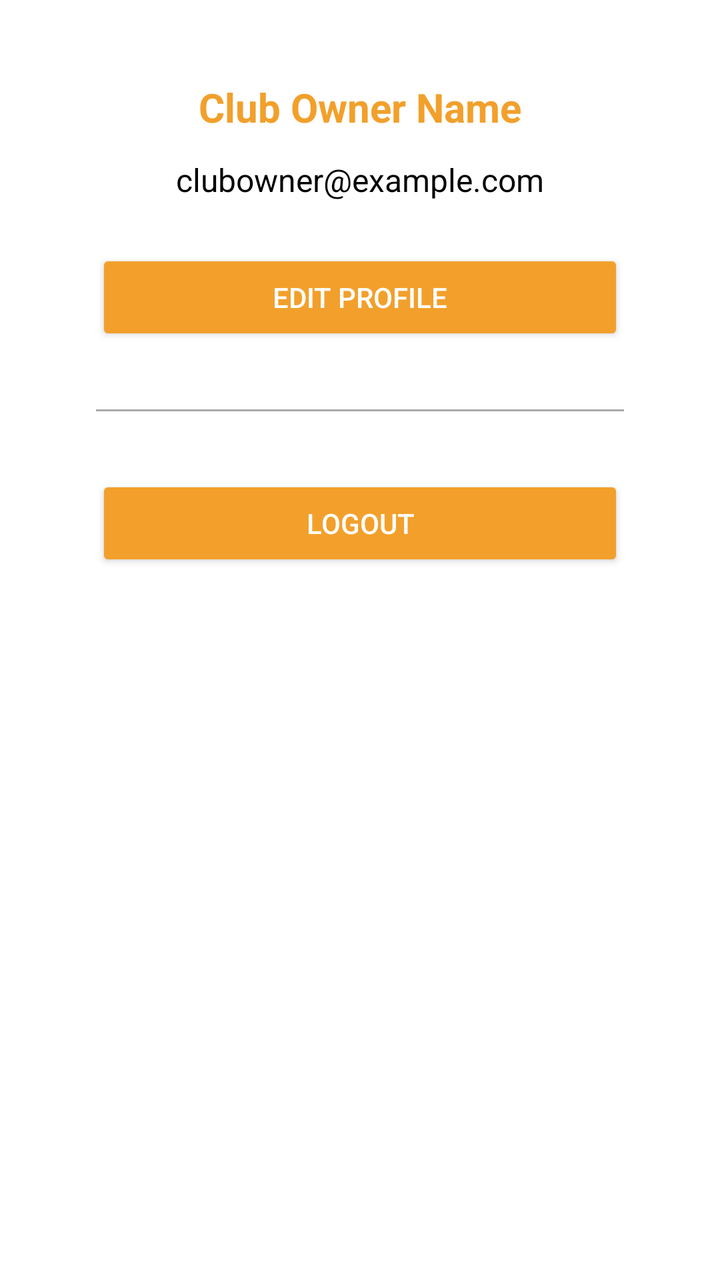
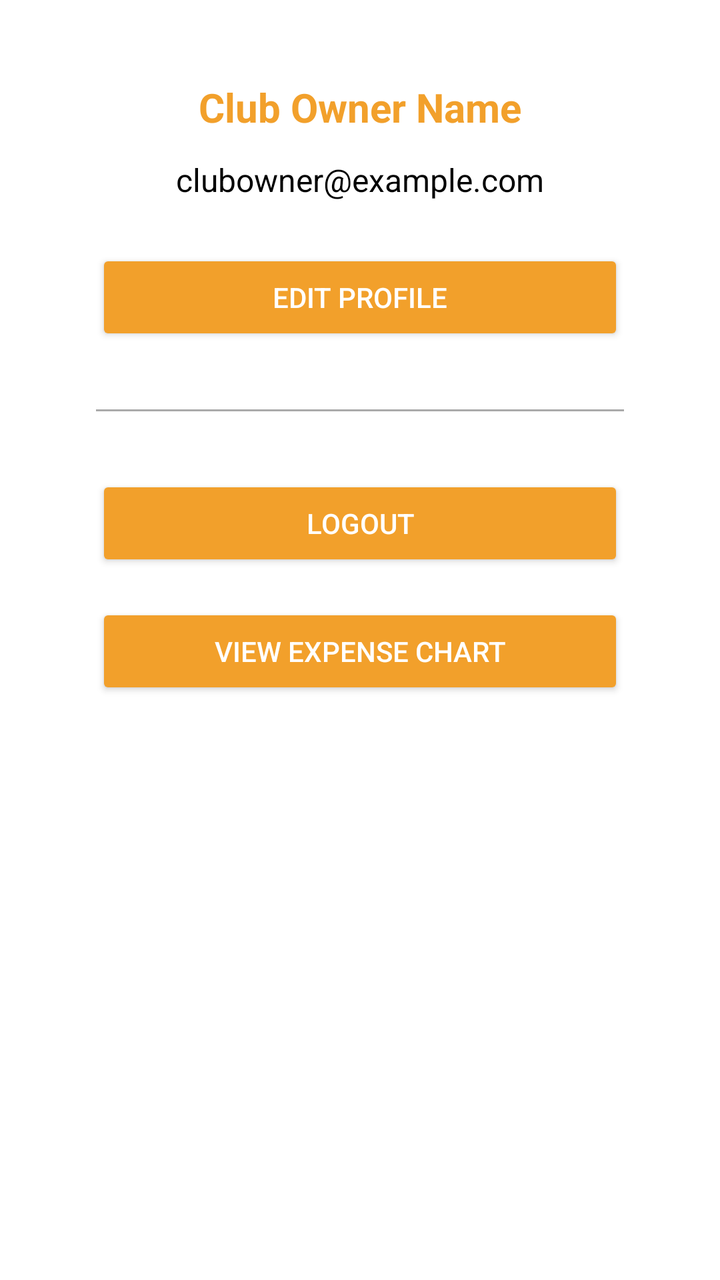

An Android layout rendered at two revisions. The XML below is the earlier revision; the diff shows what the commit changed to produce the second picture.
<!-- AndroidManifest.xml: application theme AppTheme -->
<!-- res/layout/fragment_club_owner_profile.xml -->
<?xml version="1.0" encoding="utf-8"?>
<androidx.constraintlayout.widget.ConstraintLayout
    xmlns:android="http://schemas.android.com/apk/res/android"
    xmlns:app="http://schemas.android.com/apk/res-auto"
    xmlns:tools="http://schemas.android.com/tools"
    android:layout_width="match_parent"
    android:layout_height="match_parent"
    android:padding="16dp"
    android:background="@android:color/white"
    tools:context=".club_owner_view">

    
    <TextView
        android:id="@+id/tvClubOwnerName"
        android:layout_width="wrap_content"
        android:layout_height="wrap_content"
        android:text="Club Owner Name"
        android:textSize="20sp"
        android:textStyle="bold"
        android:textColor="#f2a02b"
        app:layout_constraintTop_toTopOf="parent"
        app:layout_constraintStart_toStartOf="parent"
        app:layout_constraintEnd_toEndOf="parent"
        android:layout_marginTop="24dp"
        android:gravity="center_horizontal" />

    
    <TextView
        android:id="@+id/tvClubOwnerEmail"
        android:layout_width="wrap_content"
        android:layout_height="wrap_content"
        android:text="clubowner@example.com"
        android:textSize="16sp"
        android:textColor="@android:color/black"
        app:layout_constraintTop_toBottomOf="@id/tvClubOwnerName"
        app:layout_constraintStart_toStartOf="parent"
        app:layout_constraintEnd_toEndOf="parent"
        android:layout_marginTop="12dp"
        android:gravity="center_horizontal" />

    
    <Button
        android:id="@+id/btnEditProfile"
        android:layout_width="0dp"
        android:layout_height="wrap_content"
        android:text="Edit Profile"
        android:textColor="@android:color/white"
        android:backgroundTint="#f2a02b"
        app:layout_constraintTop_toBottomOf="@id/tvClubOwnerEmail"
        app:layout_constraintStart_toStartOf="parent"
        app:layout_constraintEnd_toEndOf="parent"
        android:layout_marginTop="24dp"
        android:layout_marginStart="32dp"
        android:layout_marginEnd="32dp"
        android:padding="12dp" />

    
    <View
        android:id="@+id/divider"
        android:layout_width="0dp"
        android:layout_height="1dp"
        android:background="@android:color/darker_gray"
        app:layout_constraintTop_toBottomOf="@id/btnEditProfile"
        app:layout_constraintStart_toStartOf="parent"
        app:layout_constraintEnd_toEndOf="parent"
        android:layout_marginTop="32dp"
        android:layout_marginStart="32dp"
        android:layout_marginEnd="32dp" />

    
    <Button
        android:id="@+id/btnLogout"
        android:layout_width="0dp"
        android:layout_height="wrap_content"
        android:text="Logout"
        android:textColor="@android:color/white"
        android:backgroundTint="#f2a02b"
        app:layout_constraintTop_toBottomOf="@id/divider"
        app:layout_constraintStart_toStartOf="parent"
        app:layout_constraintEnd_toEndOf="parent"
        android:layout_marginTop="32dp"
        android:layout_marginStart="32dp"
        android:layout_marginEnd="32dp"
        android:padding="12dp" />

</androidx.constraintlayout.widget.ConstraintLayout>
<!-- resources referenced by this layout -->
<resources>
  <style name="AppTheme" parent="Theme.AppCompat.Light.NoActionBar">
          
          
      </style>
</resources>

<!-- the commit's change to res/layout/fragment_club_owner_profile.xml (unified diff, before → after) -->
@@ -7,7 +7,7 @@
     android:layout_height="match_parent"
     android:padding="16dp"
     android:background="@android:color/white"
-    tools:context=".club_owner_view">
+    tools:context=".ClubOwnerViewActivity">
 
     
     <TextView
@@ -83,4 +83,20 @@
         android:layout_marginEnd="32dp"
         android:padding="12dp" />
 
+    
+    <Button
+        android:id="@+id/btnViewExpenseChart"
+        android:layout_width="0dp"
+        android:layout_height="wrap_content"
+        android:text="View Expense Chart"
+        android:textColor="@android:color/white"
+        android:backgroundTint="#f2a02b"
+        app:layout_constraintTop_toBottomOf="@id/btnLogout"
+        app:layout_constraintStart_toStartOf="parent"
+        app:layout_constraintEnd_toEndOf="parent"
+        android:layout_marginTop="16dp"
+        android:layout_marginStart="32dp"
+        android:layout_marginEnd="32dp"
+        android:padding="12dp" />
+
 </androidx.constraintlayout.widget.ConstraintLayout>
